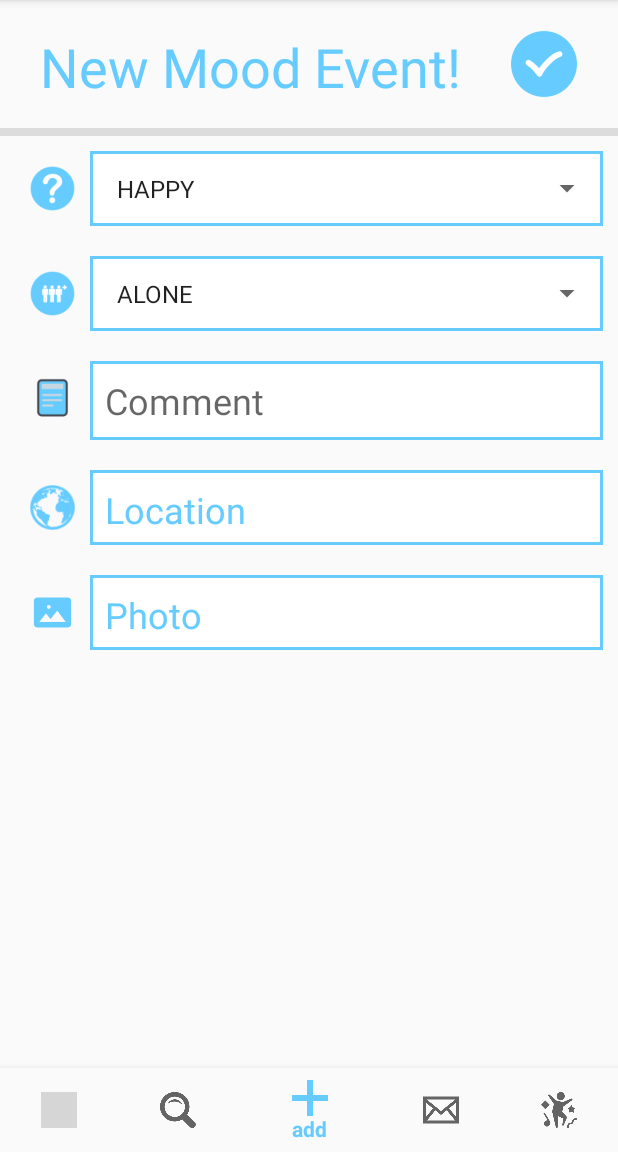
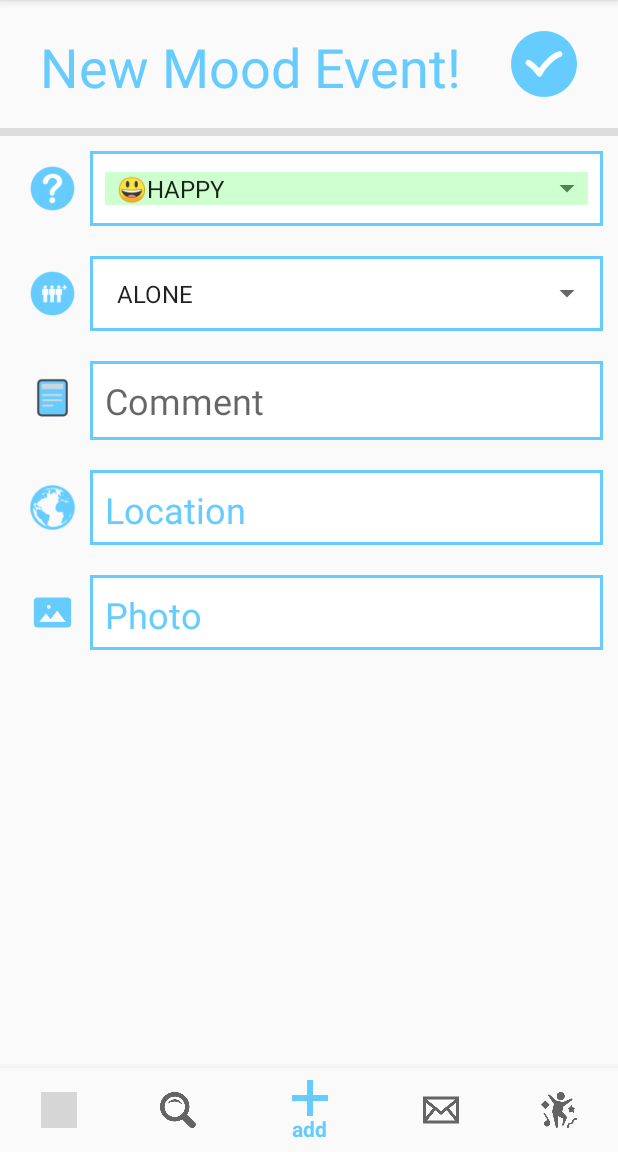
Before and after one commit to CMPUT301F19T14/CMPUT301Team14Project, an Android app: the AddActivity screen opened directly, with no data from a screen before it, on a phone screen of 412 x 824 dp, the part 84-1236 px from its top. Run offline under Robolectric (Android 15) with nearby library versions, the phone set to English and light mode, and no system bars; grey boxes are pictures that could not be loaded.

Commit message:
make mood  color and emoticon consitent in edit and add spinner

```diff
--- a/Mooditude/app/src/main/java/com/cmput301t14/mooditude/activities/AddActivity.java
+++ b/Mooditude/app/src/main/java/com/cmput301t14/mooditude/activities/AddActivity.java
@@ -2,6 +2,7 @@ package com.cmput301t14.mooditude.activities;
 
 import androidx.appcompat.app.AppCompatActivity;
 
+import android.graphics.Color;
 import android.os.Bundle;
 
 import android.content.Intent;
@@ -15,6 +16,7 @@ import android.widget.ImageButton;
 import android.widget.Spinner;
 import android.widget.TextView;
 
+import com.cmput301t14.mooditude.adapters.MoodSpinnerAdapter;
 import com.cmput301t14.mooditude.models.Location;
 import com.cmput301t14.mooditude.services.MenuBar;
 import com.cmput301t14.mooditude.models.Mood;
@@ -80,7 +82,28 @@ public class AddActivity extends AppCompatActivity {
         moodSpinner.setOnItemSelectedListener(new AdapterView.OnItemSelectedListener() {
             @Override
             public void onItemSelected(AdapterView<?> parent, View view, int position, long id) {
-                moodString = parent.getItemAtPosition(position).toString();
+                Mood happy = new Mood("HAPPY");
+                Mood sad = new Mood("SAD");
+                Mood excited = new Mood("EXCITED");
+                Mood angry = new Mood("ANGRY");
+                String spinnerStr = parent.getItemAtPosition(position).toString();
+                if (spinnerStr.equals(happy.getEmoticon() + happy.getMood())){
+                    moodString = happy.getMood();
+                    view.setBackgroundColor(happy.getColor());
+                }
+                else if (spinnerStr.equals(sad.getEmoticon() + sad.getMood())){
+                    moodString = sad.getMood();
+                    view.setBackgroundColor(sad.getColor());
+                }
+                else if (spinnerStr.equals(excited.getEmoticon() + excited.getMood())){
+                    moodString = excited.getMood();
+                    view.setBackgroundColor(excited.getColor());
+                }
+                else if (spinnerStr.equals(angry.getEmoticon() + angry.getMood())){
+                    moodString = angry.getMood();
+                    view.setBackgroundColor(angry.getColor());
+                }
+                view.getBackground().setAlpha(50);
             }
 
             @Override
--- a/Mooditude/app/src/main/res/values/array.xml
+++ b/Mooditude/app/src/main/res/values/array.xml
@@ -2,10 +2,10 @@
 <resources>
 
     <string-array name="mood_string_array">
-        <item>HAPPY</item>
-        <item>SAD</item>
-        <item>EXCITED</item>
-        <item>ANGRY</item>
+        <item>😃HAPPY</item>
+        <item>🙁SAD</item>
+        <item>😎EXCITED</item>
+        <item>😠ANGRY</item>
         </string-array>
 
     <string-array name="social_situation_string_array">
```
Also changed, not shown: Mooditude/app/src/main/java/com/cmput301t14/mooditude/activities/ViewEditMoodEventFragment.java (+22 -1 lines).
